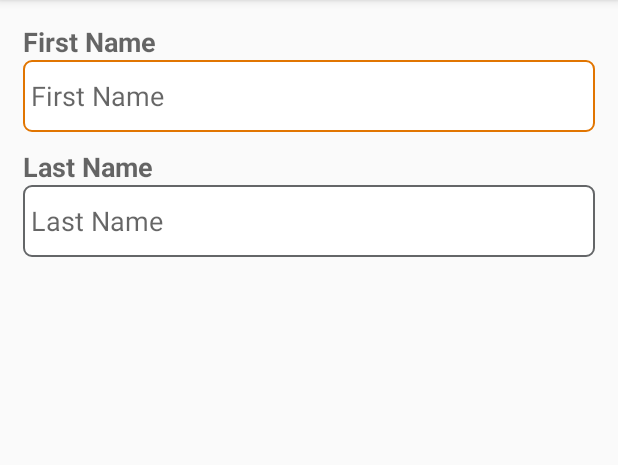
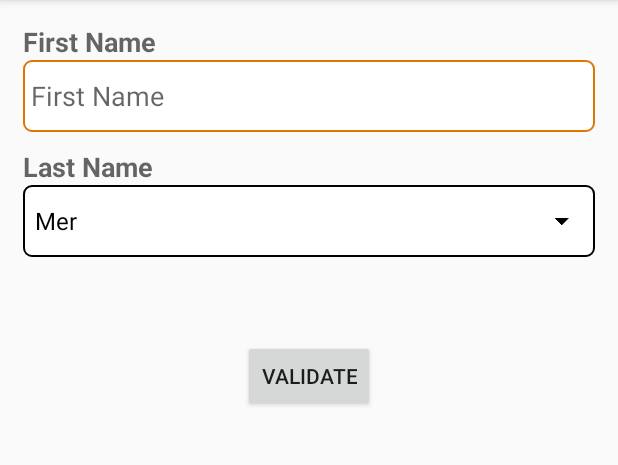
Before and after one commit to jampez77/sidebyside, an Android app: the screen it shows after launch (MainActivity), on a phone screen of 412 x 824 dp, the part 84-549 px from its top. Run offline under Robolectric (Android 15) with nearby library versions, the phone set to English and light mode, and no system bars.

Commit message:
Added input validation functionality.

```diff
--- a/app/src/main/java/com/jampez/sidebysideexample/MainActivity.java
+++ b/app/src/main/java/com/jampez/sidebysideexample/MainActivity.java
@@ -5,6 +5,8 @@ import androidx.appcompat.app.AppCompatActivity;
 import android.os.Bundle;
 import android.text.Editable;
 import android.text.TextWatcher;
+import android.view.View;
+import android.widget.Button;
 import android.widget.TextView;
 
 import com.jampez.sidebyside.SideBySideView;
@@ -17,22 +19,24 @@ public class MainActivity extends AppCompatActivity {
         setContentView(R.layout.activity_main);
 
         final TextView text = findViewById(R.id.text);
-        SideBySideView names = findViewById(R.id.names);
+        final SideBySideView names = findViewById(R.id.names);
         names.setLeftInputListener(new TextWatcher() {
-            @Override
-            public void beforeTextChanged(CharSequence s, int start, int count, int after) {
-
-            }
-
-            @Override
-            public void onTextChanged(CharSequence s, int start, int before, int count) {
-
-            }
-
+            @Override public void beforeTextChanged(CharSequence s, int start, int count, int after) { }
+            @Override public void onTextChanged(CharSequence s, int start, int before, int count) { }
             @Override
             public void afterTextChanged(Editable s) {
                 text.setText(s.toString());
             }
         });
+
+        Button validate = findViewById(R.id.validate);
+        validate.setOnClickListener(new View.OnClickListener() {
+            @Override
+            public void onClick(View v) {
+                if(names.isValid()){
+                    text.setText("Validated!");
+                }
+            }
+        });
     }
 }
--- a/app/src/main/res/layout/activity_main.xml
+++ b/app/src/main/res/layout/activity_main.xml
@@ -19,7 +19,8 @@
         app:textViewTextStyle="bold"
         app:leftInput="EditText"
         app:rightSpinnerEntries="@array/planets_array"
-        app:rightInput="EditText"
+        app:rightInput="Spinner"
+        app:leftRequired="true"
         app:leftEditInputType="textPersonName"
         app:rightEditInputType="textPersonName"/>
 
@@ -30,4 +31,11 @@
         android:layout_width="match_parent"
         android:layout_height="wrap_content" />
 
+    <Button
+        android:id="@+id/validate"
+        android:layout_gravity="center"
+        android:text="@string/validate"
+        android:layout_width="wrap_content"
+        android:layout_height="wrap_content" />
+
 </LinearLayout>
--- a/sidebyside/src/main/res/values/attrs.xml
+++ b/sidebyside/src/main/res/values/attrs.xml
@@ -20,5 +20,7 @@
         <attr name="rightEditTextHint" format="string"/>
         <attr name="leftEditTextHint" format="string"/>
         <attr name="hideRightView" format="boolean"/>
+        <attr name="leftRequired" format="boolean"/>
+        <attr name="rightRequired" format="boolean"/>
     </declare-styleable>
 </resources>
--- a/sidebyside/src/main/res/values/strings.xml
+++ b/sidebyside/src/main/res/values/strings.xml
@@ -1,5 +1,6 @@
 <resources>
     <string name="app_name">Side By Side</string>
+    <string name="validate">Validate</string>
     <string name="first_name">First Name</string>
     <string name="last_name">Last Name</string>
 </resources>
```
Also changed, not shown: sidebyside/src/main/java/com/jampez/sidebyside/SideBySideView.java (+60 -22 lines), 2 other files.
